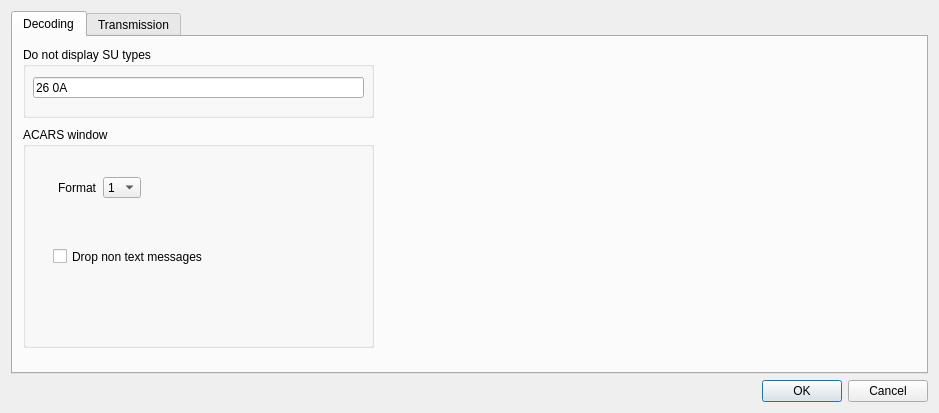
The window that JMSK/gui_classes/settingsdialog.ui (jontio/JAERO) describes before a commit, drawn with Qt 5.
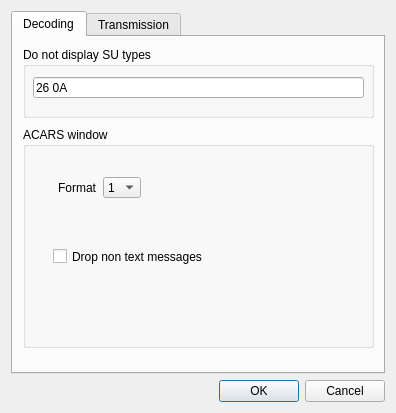
The same window after the commit.

Diff of the .ui file:
```diff
--- a/JMSK/gui_classes/settingsdialog.ui
+++ b/JMSK/gui_classes/settingsdialog.ui
@@ -6,7 +6,7 @@
    <rect>
     <x>0</x>
     <y>0</y>
-    <width>939</width>
+    <width>396</width>
     <height>413</height>
    </rect>
   </property>
```
Left out of the diff: 2 changed lines with no effect on the pictures.
